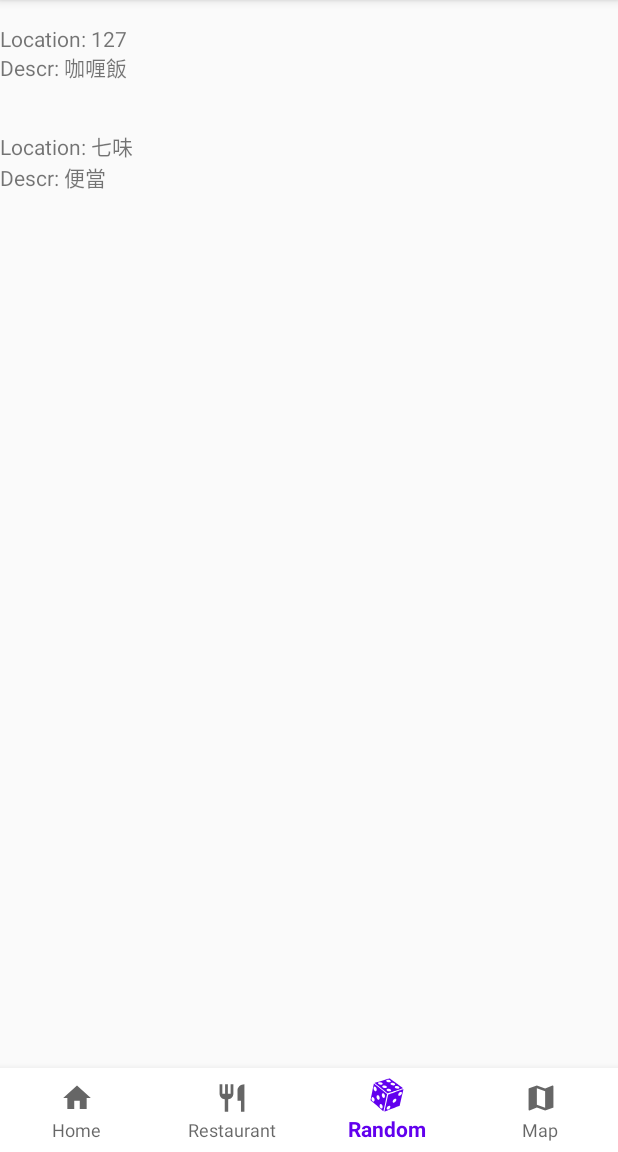
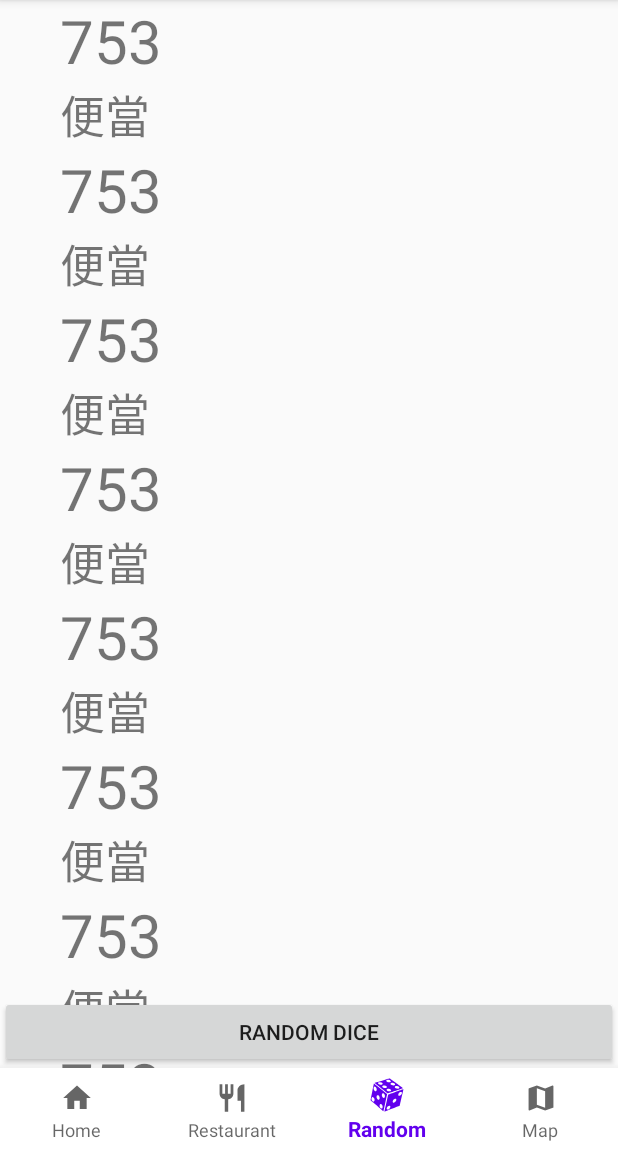
Before and after one commit to brianfung420/Location_Final, an Android app: the screen it shows after launch (MainActivity), item 3 of the bottom bar chosen, on a phone screen of 412 x 824 dp, the part 84-1236 px from its top. Run offline under Robolectric (Android 15) with nearby library versions, the phone set to English and light mode, and no system bars; 3 statements that could not run were skipped.

Commit message:
Update
change datatype to HashMap in class
print recyclerView item have some problem

```diff
--- a/app/src/main/java/com/example/Location_Final/DiceFragment.java
+++ b/app/src/main/java/com/example/Location_Final/DiceFragment.java
@@ -43,7 +43,7 @@ public class DiceFragment extends Fragment {
     double latitude = 120.646538;
     double longitude = 24.178843;
 
-    private ArrayList<String> mData = new ArrayList<>();
+    private HashMap<String,String> mData = new HashMap<>();
     private RecyclerView recyclerView;
     private diceAdapter adapter;
 
@@ -61,8 +61,27 @@ public class DiceFragment extends Fragment {
 
         if(mData.isEmpty()) {
             Log.d("OnCreate","Is null");
-            mData.add("Location: " + "127" + "\nDescr: " + "咖喱飯");
-            mData.add("Location: " + "七味" + "\nDescr: " + "便當");
+            mData.put("name"+"0","127");
+            mData.put("descr"+"0","咖喱飯");
+
+            mData.put("name"+"1","七味");
+            mData.put("descr"+"1","便當");
+
+            mData.put("name"+"2","123");
+            mData.put("descr"+"2","便當");
+
+            mData.put("name"+"3","456");
+            mData.put("descr"+"3","便當");
+
+            mData.put("name"+"4","789");
+            mData.put("descr"+"4","便當");
+
+            mData.put("name"+"5","159");
+            mData.put("descr"+"5","便當");
+
+            mData.put("name"+"6","753");
+            mData.put("descr"+"6","便當");
+
         }
 
         // 將資料交給adapter
@@ -199,7 +218,10 @@ public class DiceFragment extends Fragment {
                 // Getting vicinity
                 String reference = hmPlace.get("reference");
 
-                mData.add("Location: "+name + "\nDescr: "+vicinity);
+                mData.put("name",name);
+                mData.put("Descr",vicinity);
+                mData.put("lat",Double.toString(lat));
+                mData.put("lng",Double.toString(lng));
 
                 Log.d("Map", "place: " + name  + ",vicinity: " + vicinity +",reference: " + reference + ",lat: " + lat + ",lng: " + lng);
 
--- a/app/src/main/java/com/example/Location_Final/diceAdapter.java
+++ b/app/src/main/java/com/example/Location_Final/diceAdapter.java
@@ -1,5 +1,6 @@
 package com.example.Location_Final;
 
+import android.util.Log;
 import android.view.LayoutInflater;
 import android.view.View;
 import android.view.ViewGroup;
@@ -7,24 +8,28 @@ import android.widget.TextView;
 
 import androidx.recyclerview.widget.RecyclerView;
 
+import java.util.HashMap;
 import java.util.List;
 
 class diceAdapter extends RecyclerView.Adapter<diceAdapter.ViewHolder> {
 
-    private List<String> mData;
+    private HashMap<String,String> mData;
 
-    diceAdapter(List<String> data) {
+    diceAdapter(HashMap<String,String> data) {
         mData = data;
     }
 
     // 建立ViewHolder
     class ViewHolder extends RecyclerView.ViewHolder{
         // 宣告元件
-        private TextView txtItem;
+        private TextView nameItem;
+        private TextView descrItem;
 
         ViewHolder(View itemView) {
             super(itemView);
-            txtItem = (TextView) itemView.findViewById(R.id.txt_Item);
+            nameItem = (TextView) itemView.findViewById(R.id.dice_name_Item);
+            descrItem = (TextView) itemView.findViewById(R.id.dice_descr_Item);
+
         }
     }
 
@@ -39,7 +44,12 @@ class diceAdapter extends RecyclerView.Adapter<diceAdapter.ViewHolder> {
     @Override
     public void onBindViewHolder(ViewHolder holder, int position) {
         // 設置txtItem要顯示的內容
-        holder.txtItem.setText(mData.get(position));
+        for (int i = 0;i<mData.size()/2;i++){
+            holder.nameItem.setText(mData.get("name"+i));
+            holder.descrItem.setText(mData.get("descr"+i));
+            Log.d("RecycleView","mes:"+mData.get("name"+i)+mData.get("descr"+i));
+        }
+        Log.d("RecycleView","HashMap Length:"+mData.size());
     }
 
     @Override
--- a/app/src/main/res/layout/dice_list_item.xml
+++ b/app/src/main/res/layout/dice_list_item.xml
@@ -1,13 +1,26 @@
 <?xml version="1.0" encoding="utf-8"?>
 <LinearLayout xmlns:android="http://schemas.android.com/apk/res/android"
     android:layout_width="match_parent"
-    android:layout_height="72dp"
+    android:layout_height="wrap_content"
     android:gravity="center_vertical"
     android:orientation="vertical">
 
     <TextView
-        android:id="@+id/txt_Item"
-        android:layout_width="wrap_content"
-        android:layout_height="wrap_content"/>
+        android:id="@+id/dice_name_Item"
+        android:layout_width="match_parent"
+        android:layout_height="wrap_content"
+        android:textSize="40sp"
+        android:layout_marginStart="40dp"
+        android:layout_marginEnd="40dp"
+        android:text="test"/>
+
+    <TextView
+        android:id="@+id/dice_descr_Item"
+        android:layout_width="match_parent"
+        android:layout_height="wrap_content"
+        android:textSize="30sp"
+        android:layout_marginStart="40dp"
+        android:layout_marginEnd="40dp"
+        android:text="test"/>
 
 </LinearLayout>
--- a/app/src/main/res/layout/fragment_dice.xml
+++ b/app/src/main/res/layout/fragment_dice.xml
@@ -8,4 +8,11 @@
         android:layout_height="wrap_content"
         android:id="@+id/Dice_RecyclerView"/>
 
+    <Button
+        android:id="@+id/btn_diceRandom"
+        android:layout_width="match_parent"
+        android:layout_height="wrap_content"
+        android:text="@string/Random"
+        android:layout_alignParentBottom="true"/>
+
 </RelativeLayout>
--- a/app/src/main/res/values/strings.xml
+++ b/app/src/main/res/values/strings.xml
@@ -8,4 +8,5 @@
 
     <!-- TODO: Remove or change this placeholder text -->
     <string name="hello_blank_fragment">Hello blank fragment</string>
+    <string name="Random">Random Dice</string>
 </resources>
```
